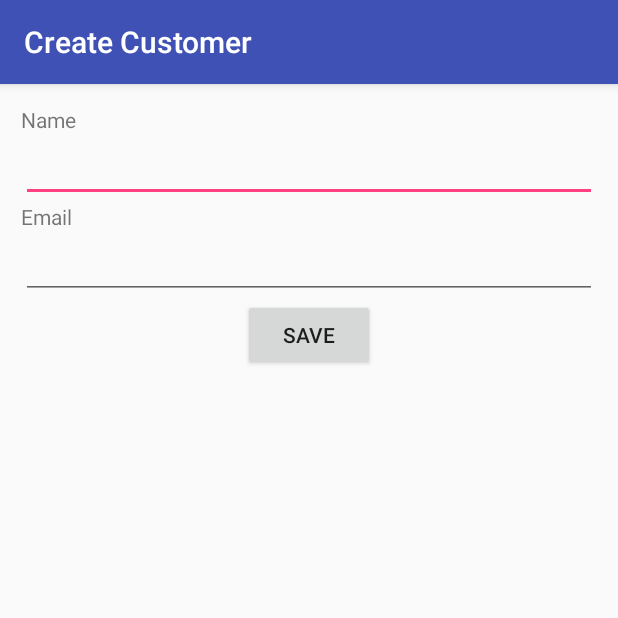
After one commit to jedinrk/DiamondSale, an Android app: the CreateCustomerActivity screen opened directly, with no data from a screen before it, on a phone screen of 412 x 824 dp, the top half of it. The commit adds this screen. Run offline under Robolectric (Android 15) with nearby library versions, the phone set to English and light mode, and no system bars.

Commit message:
create customer and list customer fixed

```diff
--- /dev/null
+++ b/app/src/main/java/com/logiticks/diamondsale/CreateCustomerActivity.java
@@ -0,0 +1,72 @@
+package com.logiticks.diamondsale;
+
+import android.os.Bundle;
+import android.os.PersistableBundle;
+import android.support.annotation.Nullable;
+import android.support.v7.app.AppCompatActivity;
+import android.support.v7.widget.Toolbar;
+import android.util.Log;
+import android.view.View;
+import android.widget.Button;
+import android.widget.EditText;
+
+import com.logiticks.diamondsale.rest.model.CustomerModelClass;
+
+import retrofit2.Call;
+import retrofit2.Callback;
+import retrofit2.Response;
+
+import static com.logiticks.diamondsale.DiamondApp.getRestClient;
+
+/**
+ * Created by Naveen on 08-06-2018.
+ */
+
+public class CreateCustomerActivity extends AppCompatActivity {
+
+    EditText customerName,customerEmail;
+
+    CustomerModelClass customer;
+    @Override
+    public void onCreate(@Nullable Bundle savedInstanceState) {
+        super.onCreate(savedInstanceState);
+
+        setContentView(R.layout.activity_create_customer);
+
+        Toolbar toolbar = (Toolbar) findViewById(R.id.toolbar);
+        setSupportActionBar(toolbar);
+
+        customerName = (EditText) findViewById(R.id.editTextCustomerName);
+        customerEmail = (EditText) findViewById(R.id.editTextCustomerEmail);
+
+        customer = new CustomerModelClass();
+
+        Button buttonSave = (Button) findViewById(R.id.buttonSave);
+        buttonSave.setOnClickListener(new View.OnClickListener() {
+            @Override
+            public void onClick(View view) {
+                customer.set$class("com.logiticks.diamond.lifecycle.Customer");
+                customer.setName(customerName.getText().toString());
+                customer.setEmail(customerEmail.getText().toString());
+
+                Call<CustomerModelClass> createDiamond = getRestClient().getApiService().createCustomer(customer);
+                createDiamond.enqueue(new Callback<CustomerModelClass>() {
+                    @Override
+                    public void onResponse(Call<CustomerModelClass> call, Response<CustomerModelClass> response)
+                    {
+                        finish();
+                    }
+
+                    @Override
+                    public void onFailure(Call<CustomerModelClass> call, Throwable t)
+                    {
+                        Log.v("onFailure", t.toString());
+                    }
+                });
+
+            }
+        });
+
+
+    }
+}
--- /dev/null
+++ b/app/src/main/res/layout/activity_create_customer.xml
@@ -0,0 +1,73 @@
+<?xml version="1.0" encoding="utf-8"?>
+<LinearLayout
+    xmlns:android="http://schemas.android.com/apk/res/android"
+    xmlns:app="http://schemas.android.com/apk/res-auto"
+    android:layout_width="match_parent"
+    android:layout_height="match_parent"
+    android:orientation="vertical">
+
+    <android.support.design.widget.AppBarLayout
+        android:layout_width="match_parent"
+        android:layout_height="wrap_content"
+        android:theme="@style/AppTheme.AppBarOverlay">
+
+        <android.support.v7.widget.Toolbar
+            android:id="@+id/toolbar"
+            android:layout_width="match_parent"
+            android:layout_height="?attr/actionBarSize"
+            android:background="?attr/colorPrimary"
+            app:popupTheme="@style/AppTheme.PopupOverlay" />
+
+    </android.support.design.widget.AppBarLayout>
+
+    <LinearLayout
+        android:layout_width="match_parent"
+        android:layout_height="match_parent"
+        android:orientation="vertical"
+        android:padding="14dp">
+
+
+
+        <LinearLayout
+            android:layout_width="match_parent"
+            android:layout_height="wrap_content"
+            android:orientation="vertical">
+
+            <TextView
+                android:layout_width="wrap_content"
+                android:layout_height="wrap_content"
+                android:text="Name"/>
+
+            <EditText
+                android:id="@+id/editTextCustomerName"
+                android:layout_width="match_parent"
+                android:layout_height="wrap_content" />
+
+        </LinearLayout>
+
+        <LinearLayout
+            android:layout_width="match_parent"
+            android:layout_height="wrap_content"
+            android:orientation="vertical">
+
+            <TextView
+                android:layout_width="wrap_content"
+                android:layout_height="wrap_content"
+                android:text="Email"/>
+
+            <EditText
+                android:id="@+id/editTextCustomerEmail"
+                android:layout_width="match_parent"
+                android:layout_height="wrap_content" />
+
+        </LinearLayout>
+
+        <Button
+            android:id="@+id/buttonSave"
+            android:layout_width="wrap_content"
+            android:layout_height="wrap_content"
+            android:layout_gravity="center_horizontal"
+            android:text="SAVE"/>
+
+    </LinearLayout>
+</LinearLayout>
--- a/app/src/main/res/values/strings.xml
+++ b/app/src/main/res/values/strings.xml
@@ -3,4 +3,7 @@
     <string name="action_settings">Settings</string>
     <string name="navigation_drawer_open">Open navigation drawer</string>
     <string name="navigation_drawer_close">Close navigation drawer</string>
+    <string name="create_customer">Create Customer</string>
+    <string name="create_diamond">Create Diamond</string>
+
 </resources>
```
Also changed, not shown: app/src/main/AndroidManifest.xml (+6 -3 lines), app/src/main/java/com/logiticks/diamondsale/Fragment/FragmentCustomer.java (added, +131 -0 lines), app/src/main/java/com/logiticks/diamondsale/MainActivity.java (+16 -8 lines), app/src/main/java/com/logiticks/diamondsale/rest/service/ApiService.java (+7 -1 lines), app/src/main/res/layout/customer_list_item.xml (added, +30 -0 lines), app/src/main/res/layout/fragment_customer.xml (added, +71 -0 lines).
